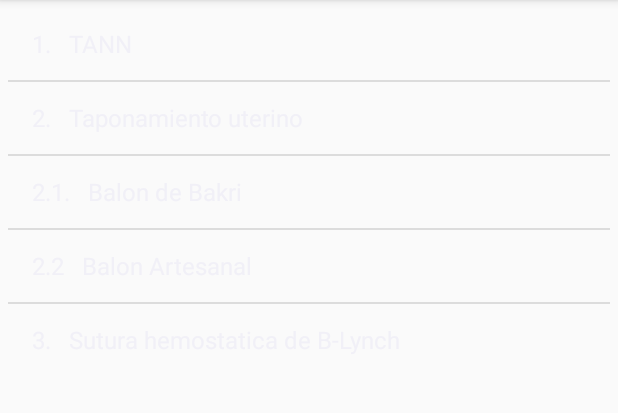
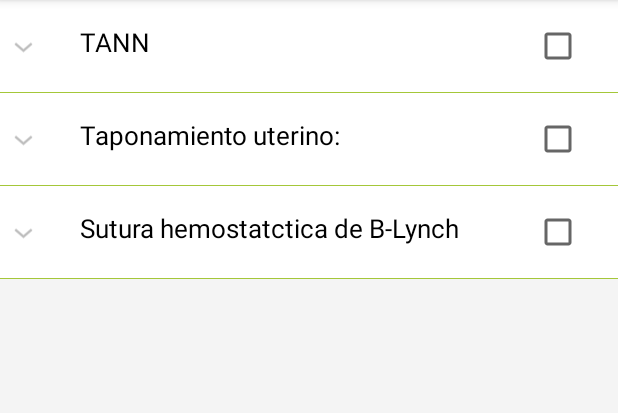
Before and after one commit to Joe545/teghpp, an Android app: the fragment Caso2 shown on its own in the app's theme, on a phone screen of 412 x 824 dp, the part 84-497 px from its top. Run offline under Robolectric (Android 15) with nearby library versions, the phone set to English and light mode, and no system bars.

Commit message:
lista desplegable para el caso #2 funcionando correctamente

```diff
--- a/app/src/main/java/com/teghpp/Caso2.java
+++ b/app/src/main/java/com/teghpp/Caso2.java
@@ -1,28 +1,25 @@
 package com.teghpp;
 
 
-import android.content.Context;
 import android.os.Bundle;
 import android.support.v4.app.Fragment;
 import android.view.LayoutInflater;
 import android.view.View;
 import android.view.ViewGroup;
-import android.widget.AdapterView;
-import android.widget.ArrayAdapter;
-import android.widget.ListView;
+import android.widget.ExpandableListView;
 import android.widget.Toast;
 
 import java.util.ArrayList;
+import java.util.HashMap;
+import java.util.List;
 
 
+public class Caso2 extends Fragment {
 
-
-/**
- * A simple {@link Fragment} subclass.
- */
-public class Caso2 extends Fragment {
-    ListView listView;
-    private Context context;
+    ExpListViewAdapterWithCheckbox listAdapter;
+    ExpandableListView expListView;
+    ArrayList<String> listDataHeader;
+    HashMap<String, List<String>> listDataChild;
 
     @Override
     public View onCreateView(LayoutInflater inflater,
@@ -35,31 +32,101 @@ public class Caso2 extends Fragment {
     @Override
     public void onActivityCreated(Bundle state) {
         super.onActivityCreated(state);
-        listView = (ListView) getView().findViewById(R.id.listview1);
+        // get the listview
+        expListView = (ExpandableListView) getView().findViewById(R.id.lvExp);
 
+        // preparing list data
+        prepareListData();
 
-        ArrayList<String> arrayList = new ArrayList<>();
+        listAdapter = new ExpListViewAdapterWithCheckbox(getContext(), listDataHeader, listDataChild);
 
-        arrayList.add("1.   TANN");
-        arrayList.add("2.   Taponamiento uterino");
-        arrayList.add("2.1.   Balon de Bakri");
-        arrayList.add("2.2   Balon Artesanal");
-        arrayList.add("3.   Sutura hemostatica de B-Lynch");
+        // setting list adapter
+        expListView.setAdapter(listAdapter);
 
+        // Listview Group click listener
+        expListView.setOnGroupClickListener(new ExpandableListView.OnGroupClickListener() {
 
-        ArrayAdapter arrayAdapter;
+            @Override
+            public boolean onGroupClick(ExpandableListView parent, View v,
+                                        int groupPosition, long id) {
+                // Toast.makeText(getApplicationContext(),
+                // "Group Clicked " + listDataHeader.get(groupPosition),
+                // Toast.LENGTH_SHORT).show();
+                return false;
+            }
+        });
 
-        ArrayAdapter<String> adapter = new ArrayAdapter<String>(getActivity().getApplicationContext(), android.R.layout.simple_list_item_1, arrayList);
+        // Listview Group expanded listener
+        expListView.setOnGroupExpandListener(new ExpandableListView.OnGroupExpandListener() {
 
+            @Override
+            public void onGroupExpand(int groupPosition) {
+                Toast.makeText(getActivity().getApplicationContext(), String.valueOf(groupPosition), Toast.LENGTH_SHORT).show();
+                /** Toast.makeText(getApplicationContext(),
+                 listDataHeader.get(groupPosition) + " Expanded",
+                 Toast.LENGTH_SHORT).show();*/
+            }
+        });
 
-        listView.setAdapter(adapter);
-        listView.setOnItemClickListener(new AdapterView.OnItemClickListener() {
+        // Listview Group collasped listener
+        expListView.setOnGroupCollapseListener(new ExpandableListView.OnGroupCollapseListener() {
+
             @Override
-            public void onItemClick(AdapterView<?> parent, View view, int position, long id) {
-                Toast.makeText(getActivity().getApplicationContext(), String.valueOf(position), Toast.LENGTH_SHORT).show();
+            public void onGroupCollapse(int groupPosition) {
+                /**Toast.makeText(getApplicationContext(),
+                 listDataHeader.get(groupPosition) + " Collapsed",
+                 Toast.LENGTH_SHORT).show();*/
 
             }
         });
+
+        // Listview on child click listener
+        expListView.setOnChildClickListener(new ExpandableListView.OnChildClickListener() {
+
+            @Override
+            public boolean onChildClick(ExpandableListView parent, View v,
+                                        int groupPosition, int childPosition, long id) {
+                // TODO Auto-generated method stub
+                /** Toast.makeText(
+                 getApplicationContext(),
+                 listDataHeader.get(groupPosition)
+                 + " : "
+                 + listDataChild.get(
+                 listDataHeader.get(groupPosition)).get(
+                 childPosition), Toast.LENGTH_SHORT)
+                 .show();*/
+                return false;
+            }
+        });
+
+
     }
 
+    private void prepareListData() {
+        listDataHeader = new ArrayList<String>();
+        listDataChild = new HashMap<String, List<String>>();
+
+        // Adding child data
+        listDataHeader.add("TANN");
+        listDataHeader.add("Taponamiento uterino:");
+        listDataHeader.add("Sutura hemostatctica de B-Lynch");
+
+
+        // Adding child data
+        List<String> taponamiento = new ArrayList<String>();
+        taponamiento.add("Balon de Bakri");
+        taponamiento.add("Balon de artesanal ");
+
+        List<String> tann = new ArrayList<String>();
+        tann.add("texto de informacion para este caso");
+
+        List<String> sutura = new ArrayList<String>();
+        sutura.add("texto de informacion para este caso");
+
+
+        listDataChild.put(listDataHeader.get(0), tann); // Header, Child data
+        listDataChild.put(listDataHeader.get(1), taponamiento);
+        listDataChild.put(listDataHeader.get(2), sutura);
+
+    }
 }
--- /dev/null
+++ b/app/src/main/java/com/teghpp/ExpListViewAdapterWithCheckbox.java
@@ -0,0 +1,269 @@
+package com.teghpp;
+
+import android.annotation.SuppressLint;
+import android.content.Context;
+import android.view.LayoutInflater;
+import android.view.View;
+import android.view.ViewGroup;
+import android.widget.BaseExpandableListAdapter;
+import android.widget.CheckBox;
+import android.widget.CompoundButton;
+import android.widget.CompoundButton.OnCheckedChangeListener;
+import android.widget.TextView;
+
+import java.util.ArrayList;
+import java.util.HashMap;
+import java.util.List;
+
+// Eclipse wanted me to use a sparse array instead of my hashmaps, I just suppressed that suggestion
+@SuppressLint("UseSparseArrays")
+public class ExpListViewAdapterWithCheckbox extends BaseExpandableListAdapter {
+
+    // Define activity context
+    private Context mContext;
+
+    /*
+     * Here we have a Hashmap containing a String key
+     * (can be Integer or other type but I was testing
+     * with contacts so I used contact name as the key)
+     */
+    private HashMap<String, List<String>> mListDataChild;
+
+    // ArrayList that is what each key in the above
+    // hashmap points to
+    private ArrayList<String> mListDataGroup;
+
+    // Hashmap for keeping track of our checkbox check states
+    private HashMap<Integer, boolean[]> mChildCheckStates;
+
+    // Our getChildView & getGroupView use the viewholder patter
+    // Here are the viewholders defined, the inner classes are
+    // at the bottom
+    private ChildViewHolder childViewHolder;
+    private GroupViewHolder groupViewHolder;
+
+    /*
+     *  For the purpose of this document, I'm only using a single
+     *	textview in the group (parent) and child, but you're limited only
+     *	by your XML view for each group item :)
+     */
+    private String groupText;
+    private String childText;
+
+    /*  Here's the constructor we'll use to pass in our calling
+     *  activity's context, group items, and child items
+     */
+
+
+    public ExpListViewAdapterWithCheckbox(Context context, ArrayList<String> listDataGroup, HashMap<String, List<String>> listDataChild) {
+
+        mContext = context;
+        mListDataGroup = listDataGroup;
+        mListDataChild = listDataChild;
+
+        // Initialize our hashmap containing our check states here
+        mChildCheckStates = new HashMap<Integer, boolean[]>();
+    }
+
+    public int getNumberOfCheckedItemsInGroup(int mGroupPosition) {
+        boolean getChecked[] = mChildCheckStates.get(mGroupPosition);
+        int count = 0;
+        if (getChecked != null) {
+            for (int j = 0; j < getChecked.length; ++j) {
+                if (getChecked[j] == true) count++;
+            }
+        }
+        return count;
+    }
+
+    @Override
+    public int getGroupCount() {
+        return mListDataGroup.size();
+    }
+
+    /*
+     * This defaults to "public object getGroup" if you auto import the methods
+     * I've always make a point to change it from "object" to whatever item
+     * I passed through the constructor
+     */
+    @Override
+    public String getGroup(int groupPosition) {
+        return mListDataGroup.get(groupPosition);
+    }
+
+    @Override
+    public long getGroupId(int groupPosition) {
+        return groupPosition;
+    }
+
+
+    @Override
+    public View getGroupView(int groupPosition, boolean isExpanded,
+                             View convertView, ViewGroup parent) {
+
+        //  I passed a text string into an activity holding a getter/setter
+        //  which I passed in through "ExpListGroupItems".
+        //  Here is where I call the getter to get that text
+        groupText = getGroup(groupPosition);
+
+        if (convertView == null) {
+
+            LayoutInflater inflater = (LayoutInflater) mContext
+                    .getSystemService(Context.LAYOUT_INFLATER_SERVICE);
+            convertView = inflater.inflate(R.layout.list_group, null);
+
+            // Initialize the GroupViewHolder defined at the bottom of this document
+            groupViewHolder = new GroupViewHolder();
+
+            groupViewHolder.mGroupText = (TextView) convertView.findViewById(R.id.lblListHeader);
+
+            convertView.setTag(groupViewHolder);
+        } else {
+
+            groupViewHolder = (GroupViewHolder) convertView.getTag();
+        }
+
+        groupViewHolder.mGroupText.setText(groupText);
+
+        return convertView;
+    }
+
+    @Override
+    public int getChildrenCount(int groupPosition) {
+        return mListDataChild.get(mListDataGroup.get(groupPosition)).size();
+    }
+
+    /*
+     * This defaults to "public object getChild" if you auto import the methods
+     * I've always make a point to change it from "object" to whatever item
+     * I passed through the constructor
+     */
+    @Override
+    public String getChild(int groupPosition, int childPosition) {
+        return mListDataChild.get(mListDataGroup.get(groupPosition)).get(childPosition);
+    }
+
+    @Override
+    public long getChildId(int groupPosition, int childPosition) {
+        return childPosition;
+    }
+
+    @Override
+    public View getChildView(int groupPosition, int childPosition, boolean isLastChild, View convertView, ViewGroup parent) {
+
+        final int mGroupPosition = groupPosition;
+        final int mChildPosition = childPosition;
+
+        //  I passed a text string into an activity holding a getter/setter
+        //  which I passed in through "ExpListChildItems".
+        //  Here is where I call the getter to get that text
+        childText = getChild(mGroupPosition, mChildPosition);
+
+        if (convertView == null) {
+
+            LayoutInflater inflater = (LayoutInflater) this.mContext
+                    .getSystemService(Context.LAYOUT_INFLATER_SERVICE);
+            convertView = inflater.inflate(R.layout.list_item, null);
+
+            childViewHolder = new ChildViewHolder();
+
+            childViewHolder.mChildText = (TextView) convertView
+                    .findViewById(R.id.lblListItem);
+
+            childViewHolder.mCheckBox = (CheckBox) convertView
+                    .findViewById(R.id.lstcheckBox);
+
+            convertView.setTag(R.layout.list_item, childViewHolder);
+
+        } else {
+
+            childViewHolder = (ChildViewHolder) convertView
+                    .getTag(R.layout.list_item);
+        }
+
+        childViewHolder.mChildText.setText(childText);
+
+        /*
+         * You have to set the onCheckChangedListener to null
+         * before restoring check states because each call to
+         * "setChecked" is accompanied by a call to the
+         * onCheckChangedListener
+         */
+        childViewHolder.mCheckBox.setOnCheckedChangeListener(null);
+
+        if (mChildCheckStates.containsKey(mGroupPosition)) {
+            /*
+             * if the hashmap mChildCheckStates<Integer, Boolean[]> contains
+             * the value of the parent view (group) of this child (aka, the key),
+             * then retrive the boolean array getChecked[]
+             */
+            boolean getChecked[] = mChildCheckStates.get(mGroupPosition);
+
+            // set the check state of this position's checkbox based on the
+            // boolean value of getChecked[position]
+            childViewHolder.mCheckBox.setChecked(getChecked[mChildPosition]);
+
+        } else {
+
+            /*
+             * if the hashmap mChildCheckStates<Integer, Boolean[]> does not
+             * contain the value of the parent view (group) of this child (aka, the key),
+             * (aka, the key), then initialize getChecked[] as a new boolean array
+             *  and set it's size to the total number of children associated with
+             *  the parent group
+             */
+            boolean getChecked[] = new boolean[getChildrenCount(mGroupPosition)];
+
+            // add getChecked[] to the mChildCheckStates hashmap using mGroupPosition as the key
+            mChildCheckStates.put(mGroupPosition, getChecked);
+
+            // set the check state of this position's checkbox based on the
+            // boolean value of getChecked[position]
+            childViewHolder.mCheckBox.setChecked(false);
+        }
+
+        childViewHolder.mCheckBox.setOnCheckedChangeListener(new OnCheckedChangeListener() {
+
+            @Override
+            public void onCheckedChanged(CompoundButton buttonView, boolean isChecked) {
+
+                if (isChecked) {
+
+                    boolean getChecked[] = mChildCheckStates.get(mGroupPosition);
+                    getChecked[mChildPosition] = isChecked;
+                    mChildCheckStates.put(mGroupPosition, getChecked);
+
+                } else {
+
+                    boolean getChecked[] = mChildCheckStates.get(mGroupPosition);
+                    getChecked[mChildPosition] = isChecked;
+                    mChildCheckStates.put(mGroupPosition, getChecked);
+                }
+            }
+        });
+
+        return convertView;
+    }
+
+    @Override
+    public boolean isChildSelectable(int groupPosition, int childPosition) {
+        return false;
+    }
+
+    @Override
+    public boolean hasStableIds() {
+        return false;
+    }
+
+    public final class GroupViewHolder {
+
+        TextView mGroupText;
+
+    }
+
+    public final class ChildViewHolder {
+
+        TextView mChildText;
+        CheckBox mCheckBox;
+    }
+}
--- /dev/null
+++ b/app/src/main/res/drawable/background.xml
@@ -0,0 +1,13 @@
+<?xml version="1.0" encoding="utf-8"?>
+<layer-list xmlns:android="http://schemas.android.com/apk/res/android">
+
+    <item android:drawable="@color/colorPrimary" />
+
+    <item>
+        <bitmap
+            android:src="@drawable/logo"
+            android:gravity="center" />
+
+    </item>
+
+</layer-list>
--- a/app/src/main/res/layout/fragment_caso2.xml
+++ b/app/src/main/res/layout/fragment_caso2.xml
@@ -1,17 +1,17 @@
-<RelativeLayout xmlns:android="http://schemas.android.com/apk/res/android"
-    xmlns:tools="http://schemas.android.com/tools"
-    android:id="@+id/fragment_caso1"
-    android:layout_width="match_parent"
-    android:layout_height="match_parent"
-    tools:context="com.teghpp.Hora">
+<LinearLayout xmlns:android="http://schemas.android.com/apk/res/android"
+    android:layout_width="fill_parent"
+    android:layout_height="fill_parent"
+    android:orientation="vertical"
+    android:background="#f4f4f4">
+
+    <ExpandableListView
+        android:id="@+id/lvExp"
+        android:layout_height="match_parent"
+        android:layout_width="match_parent"
+        android:indicatorLeft="?android:attr/expandableListPreferredItemIndicatorRight"
+        android:divider="#A4C739"
+        android:dividerHeight="0.5dp"
+        android:layout_weight="1" />
 
 
-    <ListView
-        android:id="@+id/listview1"
-        android:layout_width="match_parent"
-        android:layout_height="wrap_content"
-        android:layout_margin="5dp"
-        android:elevation="3dp" />
-
-
-</RelativeLayout>
+</LinearLayout>
--- /dev/null
+++ b/app/src/main/res/layout/list_group.xml
@@ -0,0 +1,50 @@
+<?xml version="1.0" encoding="utf-8"?>
+<LinearLayout xmlns:android="http://schemas.android.com/apk/res/android"
+    xmlns:app="http://schemas.android.com/apk/res-auto"
+    android:layout_width="fill_parent"
+    android:layout_height="wrap_content"
+    android:orientation="horizontal"
+    android:padding="8dp"
+    android:background="#FFFFFF">
+
+    <android.support.constraint.ConstraintLayout
+        android:layout_width="fill_parent"
+        android:layout_height="wrap_content">
+
+        <TextView
+            android:id="@+id/lblListHeader"
+            android:layout_width="320dp"
+            android:layout_height="29dp"
+            android:layout_marginStart="8dp"
+            android:layout_marginTop="8dp"
+            android:layout_marginEnd="26dp"
+            android:layout_marginBottom="8dp"
+            android:paddingLeft="?android:attr/expandableListPreferredItemPaddingLeft"
+            android:textColor="#000000"
+            android:textSize="17dp"
+            app:layout_constraintBottom_toBottomOf="parent"
+            app:layout_constraintEnd_toStartOf="@+id/lstcheckBox1"
+            app:layout_constraintStart_toStartOf="parent"
+            app:layout_constraintTop_toTopOf="parent" />
+
+        <CheckBox
+            android:id="@+id/lstcheckBox1"
+            android:layout_width="wrap_content"
+            android:layout_height="0dp"
+            android:layout_alignTop="@+id/lblListHeader"
+            android:layout_alignParentLeft="false"
+            android:layout_alignParentEnd="true"
+            android:layout_marginTop="8dp"
+            android:layout_marginEnd="16dp"
+            android:layout_marginBottom="8dp"
+            android:focusable="false"
+            android:text=""
+            app:layout_constraintBottom_toBottomOf="parent"
+            app:layout_constraintEnd_toEndOf="parent"
+            app:layout_constraintTop_toTopOf="parent" />
+
+
+    </android.support.constraint.ConstraintLayout>
+
+
+</LinearLayout>
```
Also changed, not shown: app/src/main/java/com/teghpp/Caso3.java (+11 -27 lines), app/src/main/java/com/teghpp/ExpandableListAdapter.java (added, +105 -0 lines), app/src/main/java/com/teghpp/SplashActivity.java (added, +20 -0 lines), app/src/main/res/layout/list_item.xml (added, +32 -0 lines), app/src/main/logo-web.png (added), app/src/main/res/drawable/logo.png (added).
